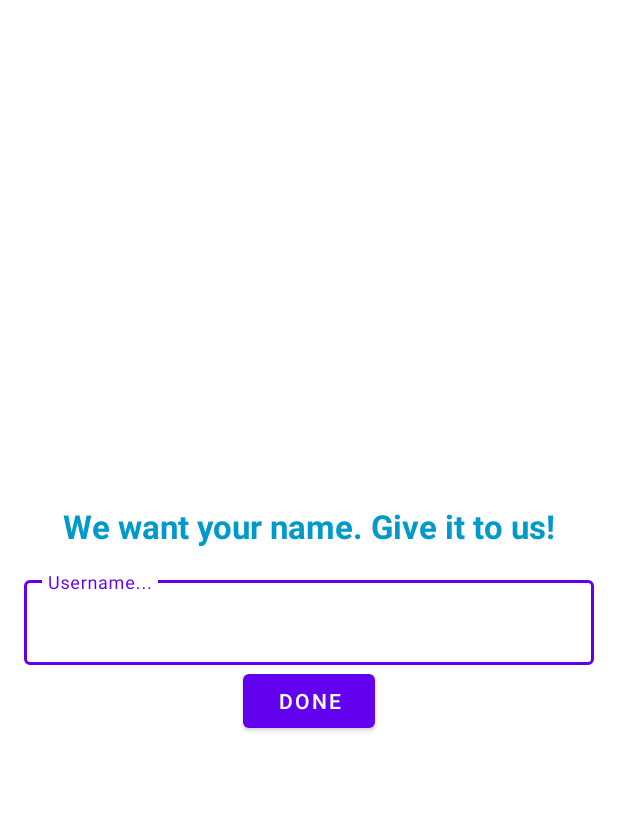
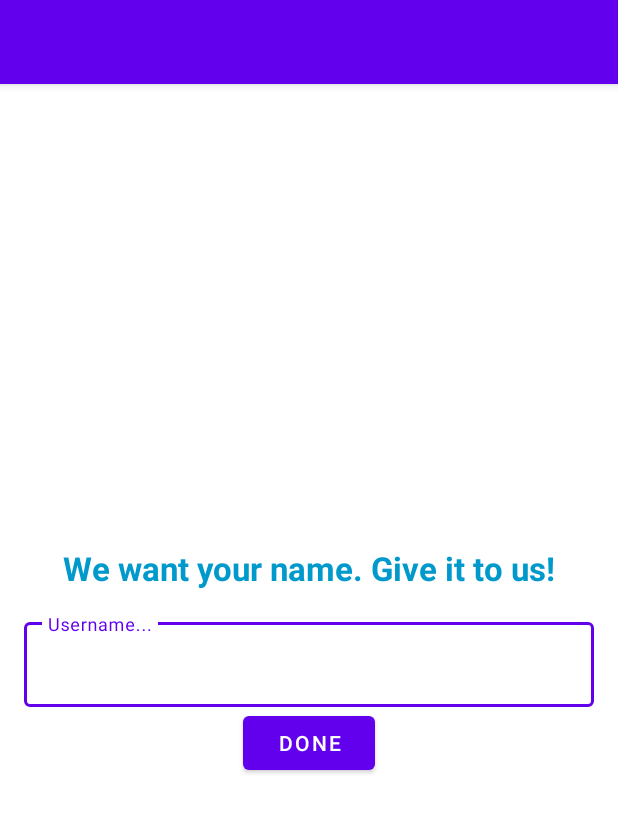
Before and after one commit to Nomemmurrakh/TurboChatApp, an Android app: the layout fragment_username.xml on its own in the app's theme, with its tools: preview values and no code run, on a phone screen of 412 x 824 dp. Shown: the top 813 px of the screen. Run offline under Robolectric (Android 15) with nearby library versions, the phone set to English and light mode, and no system bars.

Commit message:
Added Separate Toolbar for fragments.

```diff
--- a/app/src/main/res/layout/fragment_username.xml
+++ b/app/src/main/res/layout/fragment_username.xml
@@ -1,11 +1,28 @@
 <?xml version="1.0" encoding="utf-8"?>
-<androidx.constraintlayout.widget.ConstraintLayout xmlns:android="http://schemas.android.com/apk/res/android"
+<androidx.coordinatorlayout.widget.CoordinatorLayout xmlns:android="http://schemas.android.com/apk/res/android"
     xmlns:app="http://schemas.android.com/apk/res-auto"
     xmlns:tools="http://schemas.android.com/tools"
     android:layout_width="match_parent"
     android:layout_height="match_parent"
+    tools:context=".ui.username.UsernameFragment">
+
+    <com.google.android.material.appbar.AppBarLayout
+        android:layout_width="match_parent"
+        android:layout_height="wrap_content">
+
+        <com.google.android.material.appbar.MaterialToolbar
+            android:id="@+id/toolbar"
+            android:layout_width="match_parent"
+            android:layout_height="?attr/actionBarSize"
+            style="@style/Widget.MaterialComponents.Toolbar.Primary"/>
+
+    </com.google.android.material.appbar.AppBarLayout>
+
+    <androidx.constraintlayout.widget.ConstraintLayout
+        android:layout_width="match_parent"
+        android:layout_height="match_parent"
         android:padding="16dp"
-    tools:context=".ui.username.UsernameFragment">
+        app:layout_behavior="@string/appbar_scrolling_view_behavior">
 
         <TextView
             android:id="@+id/textView"
@@ -43,4 +60,8 @@
             app:layout_constraintEnd_toEndOf="@+id/textInputLayout"
             app:layout_constraintStart_toStartOf="@+id/textInputLayout"
             app:layout_constraintTop_toBottomOf="@+id/textInputLayout" />
+
     </androidx.constraintlayout.widget.ConstraintLayout>
+
+
+</androidx.coordinatorlayout.widget.CoordinatorLayout>
```
Also changed, not shown: app/src/main/java/com/example/turbochatapp/MainActivity.java (+0 -16 lines), app/src/main/java/com/example/turbochatapp/ui/group/GroupListFragment.java (+19 -3 lines), app/src/main/java/com/example/turbochatapp/ui/message/MessageListFragment.java (+16 -2 lines), app/src/main/java/com/example/turbochatapp/ui/username/UsernameFragment.java (+17 -0 lines), app/src/main/res/layout/activity_main.xml (+2 -16 lines), app/src/main/res/layout/fragment_group_list.xml (+24 -4 lines). Lines whose indentation alone changed are shown as unchanged.
